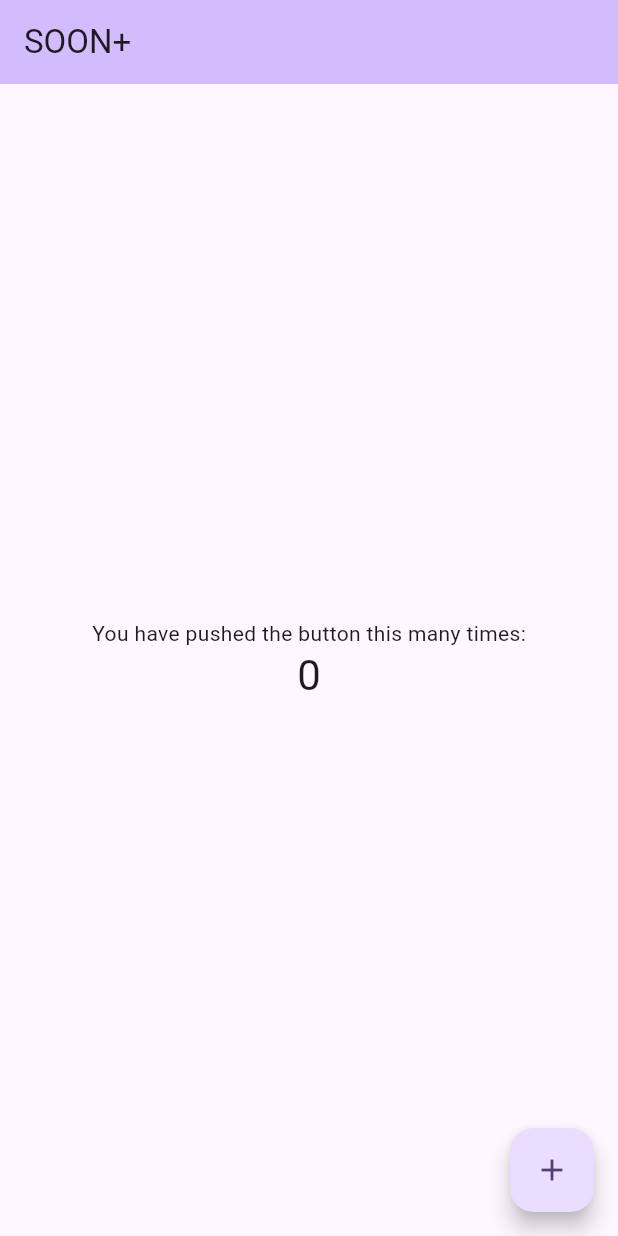
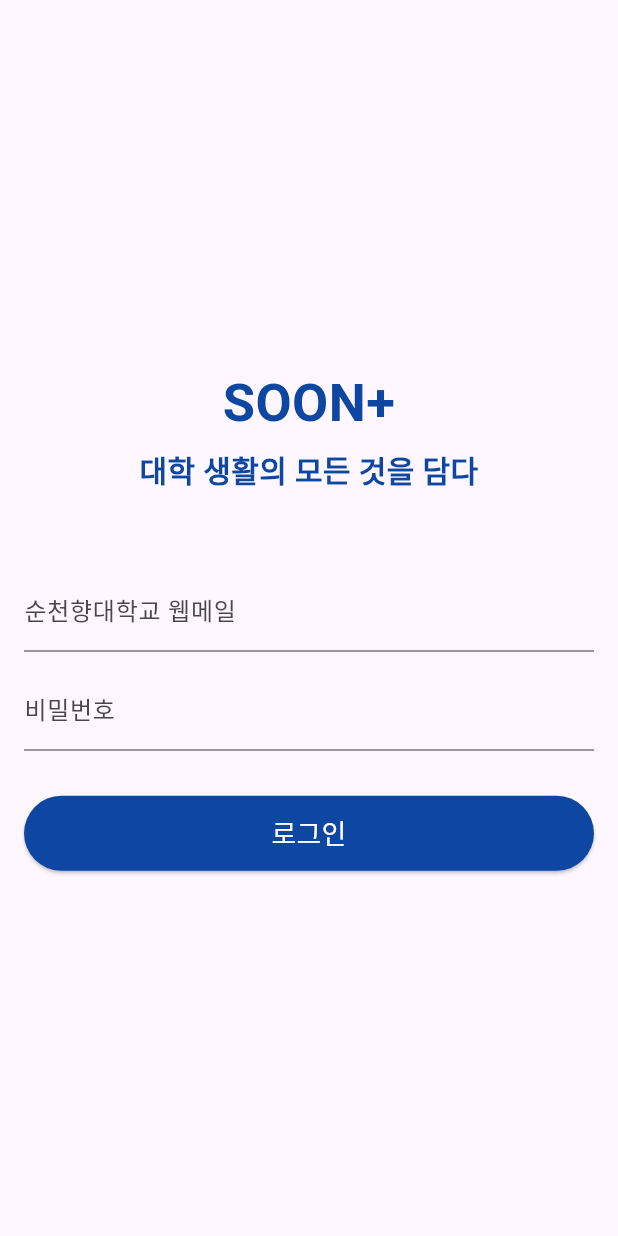
Before and after one commit to Antraxmin/SoonPlus-App, a Flutter app: the screen it shows after launch, on a phone screen of 412 x 824 dp. Run offline on Flutter 3.47's test engine with Material 3 defaults, Android fonts, the phone set to English and light mode, and no system bars.

Commit message:
feat: 로그인 페이지 UI 완성

```diff
--- a/lib/main.dart
+++ b/lib/main.dart
@@ -1,68 +1,19 @@
 import 'package:flutter/material.dart';
+import 'package:soonplus_app/screen/login_page.dart';
 
 void main() {
-  runApp(const MyApp());
+  runApp(MyApp());
 }
 
 class MyApp extends StatelessWidget {
-  const MyApp({super.key});
-
   @override
   Widget build(BuildContext context) {
     return MaterialApp(
-      title: 'SOON+',
-      theme: ThemeData(
-        colorScheme: ColorScheme.fromSeed(seedColor: Colors.deepPurple),
-        useMaterial3: true,
-      ),
-      home: const MyHomePage(title: 'SOON+'),
+      initialRoute: '/login',
+      routes: {
+        '/login': (context) => LoginPage(),
+        //'/signup': (context) => SignupPage(),
+      },
     );
   }
 }
-
-class MyHomePage extends StatefulWidget {
-  const MyHomePage({super.key, required this.title});
-  final String title;
-
-  @override
-  State<MyHomePage> createState() => _MyHomePageState();
-}
-
-class _MyHomePageState extends State<MyHomePage> {
-  int _counter = 0;
-
-  void _incrementCounter() {
-    setState(() {
-      _counter++;
-    });
-  }
-
-  @override
-  Widget build(BuildContext context) {
-    return Scaffold(
-      appBar: AppBar(
-        backgroundColor: Theme.of(context).colorScheme.inversePrimary,
-        title: Text(widget.title),
-      ),
-      body: Center(
-        child: Column(
-          mainAxisAlignment: MainAxisAlignment.center,
-          children: <Widget>[
-            const Text(
-              'You have pushed the button this many times:',
-            ),
-            Text(
-              '$_counter',
-              style: Theme.of(context).textTheme.headlineMedium,
-            ),
-          ],
-        ),
-      ),
-      floatingActionButton: FloatingActionButton(
-        onPressed: _incrementCounter,
-        tooltip: 'Increment',
-        child: const Icon(Icons.add),
-      ),
-    );
-  }
-}
--- /dev/null
+++ b/lib/screen/login_page.dart
@@ -0,0 +1,77 @@
+import 'package:flutter/material.dart';
+
+class LoginPage extends StatefulWidget {
+  @override
+  _LoginPageState createState() => _LoginPageState();
+}
+
+class _LoginPageState extends State<LoginPage> {
+  TextEditingController _usernameController = TextEditingController();
+  TextEditingController _passwordController = TextEditingController();
+
+  @override
+  Widget build(BuildContext context) {
+    return Scaffold(
+      body: Padding(
+        padding: const EdgeInsets.all(16.0),
+        child: Column(
+          mainAxisAlignment: MainAxisAlignment.center,
+          crossAxisAlignment: CrossAxisAlignment.stretch,
+          children: [
+            Text(
+              'SOON+',
+              style: TextStyle(
+                fontSize: 35.0,
+                fontWeight: FontWeight.bold,
+                color: Colors.blue[900],
+              ),
+              textAlign: TextAlign.center,
+            ),
+            const SizedBox(height: 5.0),
+            Text(
+              '대학 생활의 모든 것을 담다',
+              style: TextStyle(
+                fontSize: 20.0,
+                fontWeight: FontWeight.bold,
+                color: Colors.blue[900],
+              ),
+              textAlign: TextAlign.center,
+            ),
+            const SizedBox(height: 50.0),
+            TextField(
+              controller: _usernameController,
+              decoration: const InputDecoration(labelText: '순천향대학교 웹메일'),
+            ),
+            const SizedBox(height: 10.0),
+            TextField(
+              controller: _passwordController,
+              obscureText: true,
+              decoration: const InputDecoration(labelText: '비밀번호'),
+            ),
+            const SizedBox(height: 30.0),
+            ElevatedButton(
+              onPressed: () {
+                // 로그인 로직 추가
+                _loginButtonPressed();
+              },
+              style: ElevatedButton.styleFrom(
+                fixedSize: const Size(200, 50),
+                primary: Colors.blue[900],
+                onPrimary: Colors.white,
+              ),
+              child: const Text(
+                '로그인',
+                style: TextStyle(fontSize: 18),
+              ),
+            ),
+          ],
+        ),
+      ),
+    );
+  }
+
+  void _loginButtonPressed() {
+    String username = _usernameController.text;
+    String password = _passwordController.text;
+  }
+}
```
